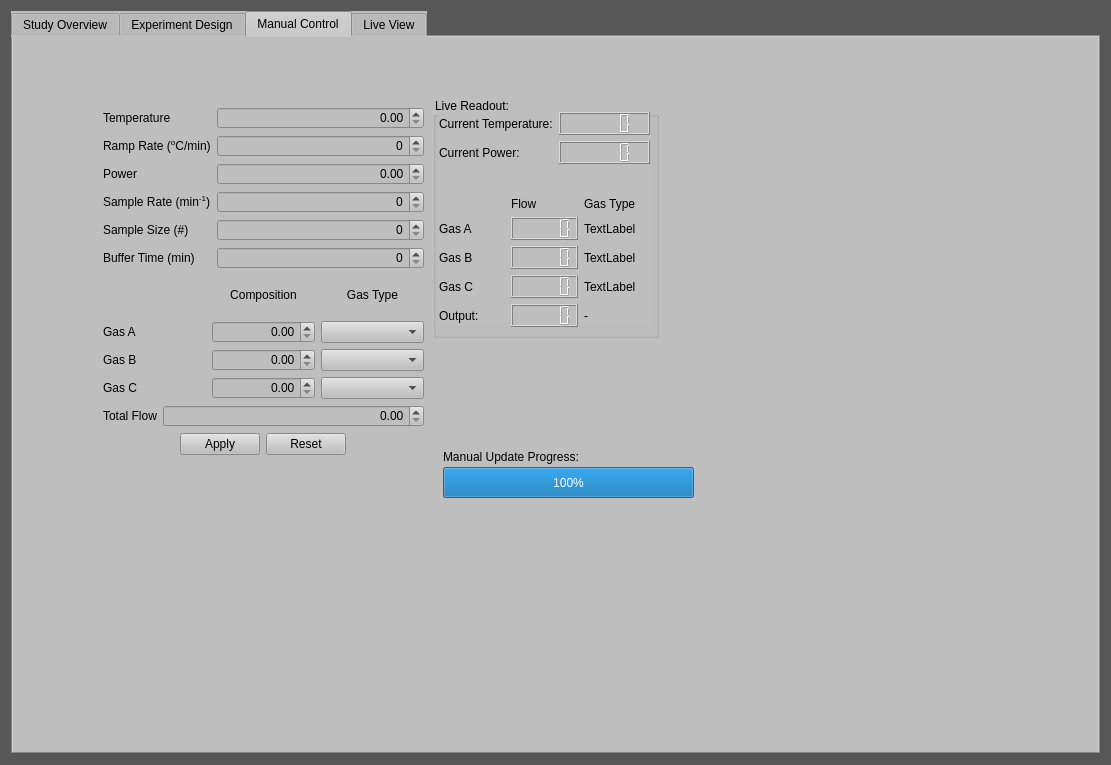
Old version of the form reactorUI.ui in the repository Dionne-Lab/catalight.
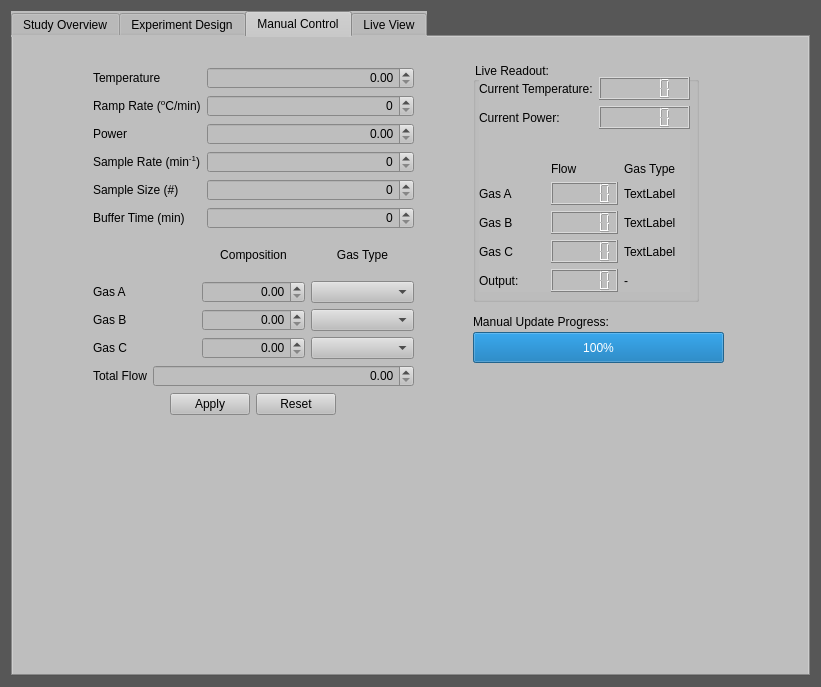
New version of the form. The open tabs and pages were chosen to show the change.

```diff
--- a/reactorUI.ui
+++ b/reactorUI.ui
@@ -6,8 +6,8 @@
    <rect>
     <x>0</x>
     <y>0</y>
-    <width>1111</width>
-    <height>765</height>
+    <width>821</width>
+    <height>687</height>
    </rect>
   </property>
   <property name="palette">
@@ -1122,8 +1122,8 @@
       <widget class="QWidget" name="layoutWidget">
        <property name="geometry">
         <rect>
-         <x>90</x>
-         <y>70</y>
+         <x>80</x>
+         <y>30</y>
          <width>321</width>
          <height>422</height>
         </rect>
@@ -1331,8 +1331,8 @@
       <widget class="QProgressBar" name="progressBar">
        <property name="geometry">
         <rect>
-         <x>430</x>
-         <y>430</y>
+         <x>460</x>
+         <y>295</y>
          <width>251</width>
          <height>31</height>
         </rect>
@@ -1347,8 +1347,8 @@
       <widget class="QLabel" name="label_18">
        <property name="geometry">
         <rect>
-         <x>430</x>
-         <y>410</y>
+         <x>460</x>
+         <y>275</y>
          <width>181</width>
          <height>19</height>
         </rect>
@@ -1360,10 +1360,10 @@
       <widget class="QGroupBox" name="groupBox">
        <property name="geometry">
         <rect>
-         <x>420</x>
-         <y>60</y>
+         <x>460</x>
+         <y>25</y>
          <width>226</width>
-         <height>241</height>
+         <height>240</height>
         </rect>
        </property>
        <property name="title">
```
Left out of the diff: 10 changed lines with no effect on the pictures.
